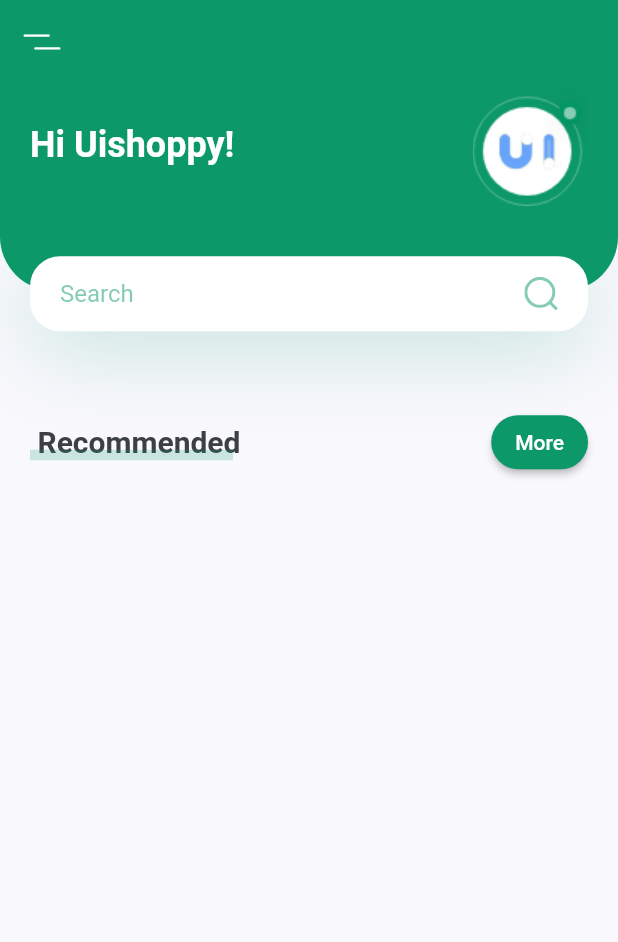
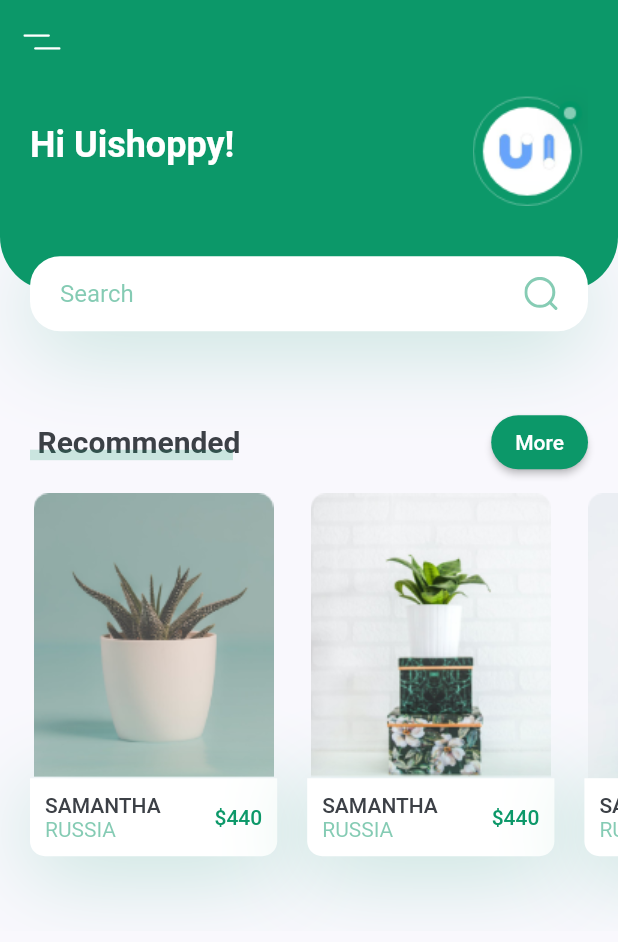
Before and after one commit to 2tanayk/PlantAppUI, a Flutter app: the screen it shows after launch, on a phone screen of 412 x 824 dp. Shown: the top 942 px of the screen. Run offline on Flutter 3.47's test engine with Material 2 defaults, Android fonts, the phone set to English and light mode, and no system bars; our stand-ins replace flutter_svg.

Commit message:
add RecommendedPlants

```diff
--- a/lib/screens/home/components/body.dart
+++ b/lib/screens/home/components/body.dart
@@ -1,7 +1,8 @@
 import 'package:flutter/material.dart';
-import 'package:plant_app/constants.dart';
 
 import 'header_with_searchbox.dart';
+import 'recommended_plants.dart';
+import 'title_with_more_btn.dart';
 
 class Body extends StatelessWidget {
   @override
@@ -12,81 +13,10 @@ class Body extends StatelessWidget {
       child: Column(
         children: <Widget>[
           HeaderWithSearchBox(size: size),
-          TitleWithMoreBtn(),
+          TitleWithMoreBtn(title: "Recommended", onMoreBtnPressed: () {}),
+          RecommendedPlants(),
         ],
       ),
     );
   }
 }
-
-class TitleWithMoreBtn extends StatelessWidget {
-  const TitleWithMoreBtn({
-    Key? key,
-  }) : super(key: key);
-
-  @override
-  Widget build(BuildContext context) {
-    return Padding(
-      padding: const EdgeInsets.symmetric(horizontal: kDefaultPadding),
-      child: Row(
-        children: [
-          TitleWithCustomUnderline(text: "Recommended"),
-          Spacer(),
-          ElevatedButton(
-            onPressed: () {},
-            child: Text(
-              "More",
-              style: TextStyle(color: Colors.white),
-            ),
-            style: ButtonStyle(
-              backgroundColor:
-                  MaterialStateProperty.all<Color>(kPrimaryColor),
-              shape: MaterialStateProperty.all<RoundedRectangleBorder>(
-                RoundedRectangleBorder(
-                  borderRadius: BorderRadius.circular(20),
-                ),
-              ),
-            ),
-          ),
-        ],
-      ),
-    );
-  }
-}
-
-class TitleWithCustomUnderline extends StatelessWidget {
-  const TitleWithCustomUnderline({
-    Key? key,
-    required this.text,
-  }) : super(key: key);
-
-  final String text;
-
-  @override
-  Widget build(BuildContext context) {
-    return Container(
-      height: 24,
-      child: Stack(
-        children: <Widget>[
-          Padding(
-            padding: const EdgeInsets.only(left: kDefaultPadding / 4),
-            child: Text(
-              text,
-              style: TextStyle(fontSize: 20, fontWeight: FontWeight.bold),
-            ),
-          ),
-          Positioned(
-            bottom: 0,
-            left: 0,
-            right: 0,
-            child: Container(
-              margin: EdgeInsets.only(right: kDefaultPadding / 4),
-              height: 7,
-              color: kPrimaryColor.withOpacity(0.2),
-            ),
-          )
-        ],
-      ),
-    );
-  }
-}
--- /dev/null
+++ b/lib/screens/home/components/recommended_plants.dart
@@ -0,0 +1,118 @@
+import 'package:flutter/material.dart';
+
+import '../../../constants.dart';
+
+class RecommendedPlants extends StatelessWidget {
+  const RecommendedPlants({
+    Key? key,
+  }) : super(key: key);
+
+  @override
+  Widget build(BuildContext context) {
+    return SingleChildScrollView(
+      scrollDirection: Axis.horizontal,
+      child: Row(
+        children: <Widget>[
+          RecommendPlantCard(
+              image: "assets/images/image_1.png",
+              title: "Samantha",
+              country: "Russia",
+              price: 440,
+              press: () {}),
+          RecommendPlantCard(
+              image: "assets/images/image_2.png",
+              title: "Samantha",
+              country: "Russia",
+              price: 440,
+              press: () {}),
+          RecommendPlantCard(
+              image: "assets/images/image_3.png",
+              title: "Samantha",
+              country: "Russia",
+              price: 440,
+              press: () {}),
+        ],
+      ),
+    );
+  }
+}
+
+class RecommendPlantCard extends StatelessWidget {
+  const RecommendPlantCard({
+    Key? key,
+    required this.image,
+    required this.title,
+    required this.country,
+    required this.price,
+    required this.press,
+  }) : super(key: key);
+
+  final String image, title, country;
+  final int price;
+  final VoidCallback press;
+
+  @override
+  Widget build(BuildContext context) {
+    Size size = MediaQuery.of(context).size;
+    return Container(
+      margin: EdgeInsets.only(
+          left: kDefaultPadding,
+          top: kDefaultPadding / 2,
+          bottom: kDefaultPadding * 2.5),
+      width: size.width * 0.4,
+      child: Column(
+        children: <Widget>[
+          Image.asset(image),
+          GestureDetector(
+            onTap: press,
+            child: Container(
+              padding: EdgeInsets.all(kDefaultPadding / 2),
+              decoration: BoxDecoration(
+                color: Colors.white,
+                borderRadius: BorderRadius.only(
+                  bottomLeft: Radius.circular(10),
+                  bottomRight: Radius.circular(10),
+                ),
+                boxShadow: [
+                  BoxShadow(
+                    offset: Offset(0, 10),
+                    blurRadius: 50,
+                    color: kPrimaryColor.withOpacity(0.23),
+                  ),
+                ],
+              ),
+              child: Row(
+                children: <Widget>[
+                  RichText(
+                    text: TextSpan(
+                      children: [
+                        TextSpan(
+                          text: "$title\n".toUpperCase(),
+                          style: Theme.of(context).textTheme.button,
+                        ),
+                        TextSpan(
+                          text: "$country".toUpperCase(),
+                          style: TextStyle(
+                            color: kPrimaryColor.withOpacity(0.5),
+                          ),
+                        ),
+                      ],
+                    ),
+                  ),
+                  Spacer(),
+                  Text(
+                    '\$$price',
+                    style: Theme.of(context)
+                        .textTheme
+                        .button!
+                        .copyWith(color: kPrimaryColor),
+                  ),
+                ],
+              ),
+            ),
+          )
+        ],
+      ),
+    );
+  }
+}
--- /dev/null
+++ b/lib/screens/home/components/title_with_more_btn.dart
@@ -0,0 +1,79 @@
+import 'package:flutter/material.dart';
+
+import '../../../constants.dart';
+
+class TitleWithMoreBtn extends StatelessWidget {
+  const TitleWithMoreBtn({
+    Key? key,
+    required this.title,
+    required this.onMoreBtnPressed,
+  }) : super(key: key);
+
+  final String title;
+  final VoidCallback onMoreBtnPressed;
+
+  @override
+  Widget build(BuildContext context) {
+    return Padding(
+      padding: const EdgeInsets.symmetric(horizontal: kDefaultPadding),
+      child: Row(
+        children: [
+          TitleWithCustomUnderline(text: title),
+          Spacer(),
+          ElevatedButton(
+            onPressed: onMoreBtnPressed,
+            child: Text(
+              "More",
+              style: TextStyle(color: Colors.white),
+            ),
+            style: ButtonStyle(
+              backgroundColor: MaterialStateProperty.all<Color>(kPrimaryColor),
+              shape: MaterialStateProperty.all<RoundedRectangleBorder>(
+                RoundedRectangleBorder(
+                  borderRadius: BorderRadius.circular(20),
+                ),
+              ),
+            ),
+          ),
+        ],
+      ),
+    );
+  }
+}
+
+class TitleWithCustomUnderline extends StatelessWidget {
+  const TitleWithCustomUnderline({
+    Key? key,
+    required this.text,
+  }) : super(key: key);
+
+  final String text;
+
+  @override
+  Widget build(BuildContext context) {
+    return Container(
+      height: 24,
+      child: Stack(
+        children: <Widget>[
+          Padding(
+            padding: const EdgeInsets.only(left: kDefaultPadding / 4),
+            child: Text(
+              text,
+              style: TextStyle(fontSize: 20, fontWeight: FontWeight.bold),
+            ),
+          ),
+          Positioned(
+            bottom: 0,
+            left: 0,
+            right: 0,
+            child: Container(
+              margin: EdgeInsets.only(right: kDefaultPadding / 4),
+              height: 7,
+              color: kPrimaryColor.withOpacity(0.2),
+            ),
+          )
+        ],
+      ),
+    );
+  }
+}
```
Also changed, not shown: assets/images/image_1.png (added), assets/images/image_2.png (added), assets/images/image_3.png (added).
